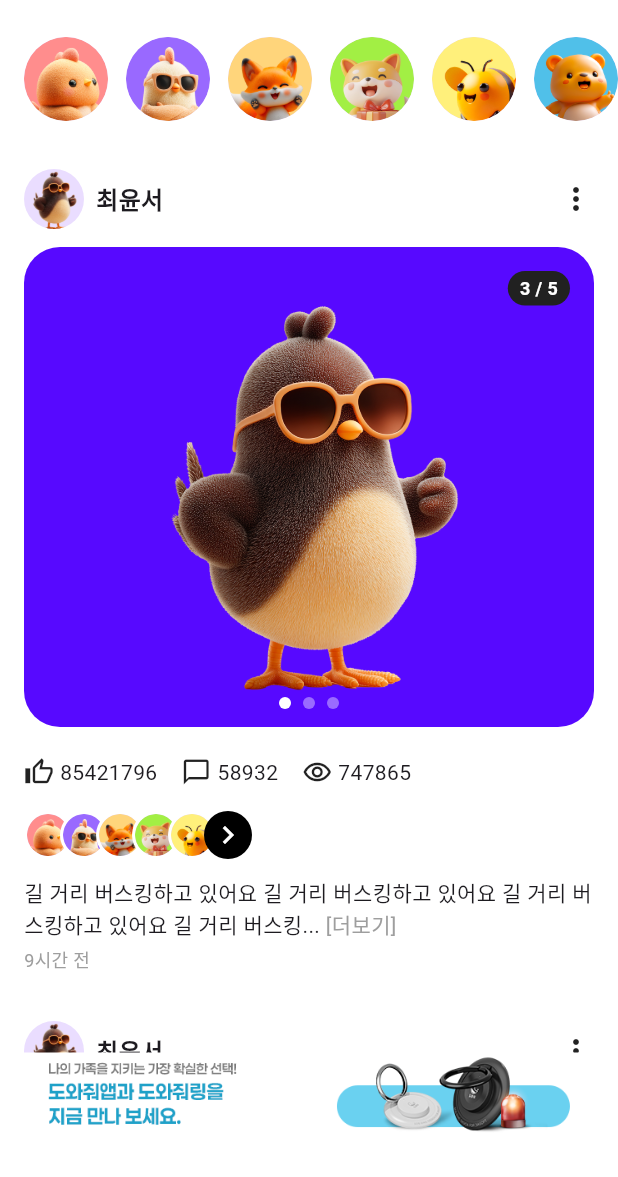
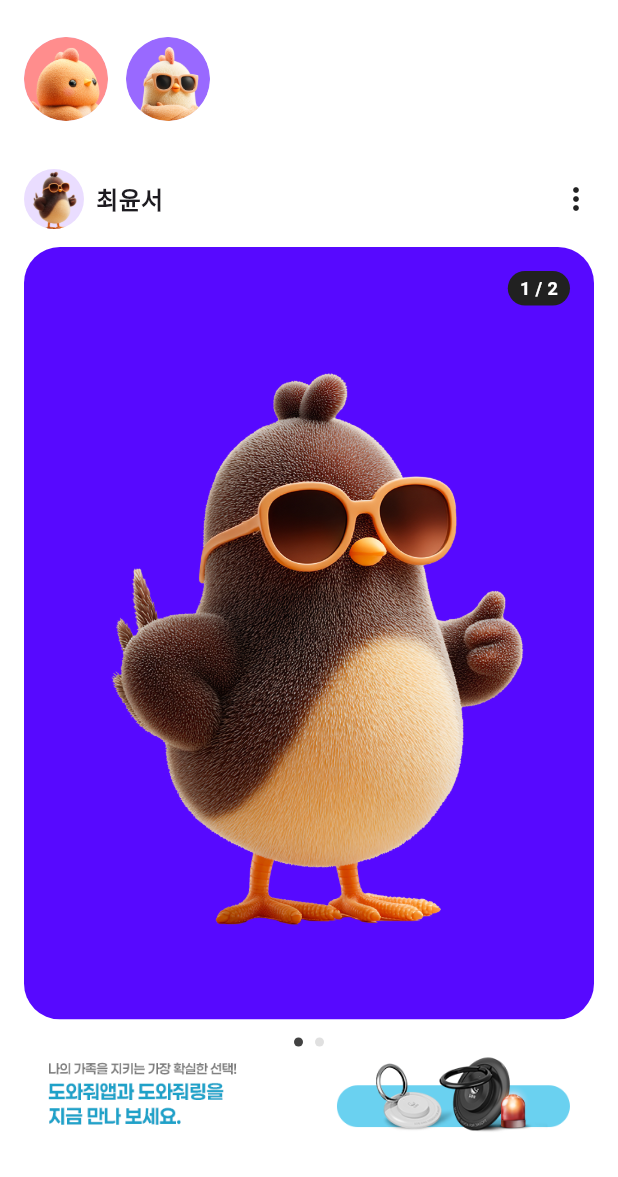
Before and after one commit to gyu-hyung/work, a Flutter app: the TeenStoryPage screen opened directly, on a phone screen of 412 x 824 dp, the part 59-1236 px from its top. Run offline on Flutter 3.47's test engine with Material 3 defaults, Android fonts, the phone set to English and light mode, and no system bars; our stand-ins replace equatable, flutter_bloc.

Commit message:
feat/refactoring

```diff
--- a/lib/src/ui/pages/teen_story/teen_story_page.dart
+++ b/lib/src/ui/pages/teen_story/teen_story_page.dart
@@ -36,14 +36,6 @@ Widget _buildStoryList() {
   final storyUsers = [
     {'name': '윤서', 'avatar': 'assets/icons/ic_marker1.png'},
     {'name': '민지', 'avatar': 'assets/icons/ic_marker2.png'},
-    {'name': '지훈', 'avatar': 'assets/icons/ic_marker3.png'},
-    {'name': '수연', 'avatar': 'assets/icons/ic_marker4.png'},
-    {'name': '하늘', 'avatar': 'assets/icons/ic_marker5.png'},
-    {'name': '도윤', 'avatar': 'assets/icons/ic_marker6.png'},
-    {'name': '도윤', 'avatar': 'assets/icons/ic_marker1.png'},
-    {'name': '도윤', 'avatar': 'assets/icons/ic_marker2.png'},
-    {'name': '도윤', 'avatar': 'assets/icons/ic_marker3.png'},
-    {'name': '도윤', 'avatar': 'assets/icons/ic_marker4.png'},
   ];
 
   return Padding(
--- a/lib/src/ui/pages/teen_story/widgets/feed_item.dart
+++ b/lib/src/ui/pages/teen_story/widgets/feed_item.dart
@@ -14,15 +14,11 @@ class _FeedItemState extends State<FeedItem> {
   final List<String> feedImages = [
     'assets/images/ic_darcy_avartar1.png',
     'assets/images/ic_darcy_avartar2.png',
-    'assets/images/ic_darcy_avartar1.png',
   ];
 
   final List<String> reactionAvatars = [
     'assets/icons/ic_marker1.png',
     'assets/icons/ic_marker2.png',
-    'assets/icons/ic_marker3.png',
-    'assets/icons/ic_marker4.png',
-    'assets/icons/ic_marker5.png',
   ];
 
   @override
@@ -30,15 +26,33 @@ class _FeedItemState extends State<FeedItem> {
     return Column(
       crossAxisAlignment: CrossAxisAlignment.start,
       children: [
-        // 프로필 헤더
-        const Padding(
+        buildHeader(),
+        const SizedBox(height: 12),
+        buildImageSlider(),
+        const SizedBox(height: 12),
+        buildPageIndicator(),
+        const SizedBox(height: 12),
+        buildStatsRow(),
+        const SizedBox(height: 8),
+        buildReactionsRow(),
+        const SizedBox(height: 8),
+        buildFeedText(),
+        const SizedBox(height: 4),
+        buildTimestamp(),
+        const SizedBox(height: 32),
+      ],
+    );
+  }
+
+  // 1. 프로필 헤더
+  Widget buildHeader() {
+    return const Padding(
       padding: EdgeInsets.symmetric(horizontal: 16),
       child: Row(
         children: [
           CircleAvatar(
             radius: 20,
-                backgroundImage:
-                    AssetImage('assets/images/ic_darcy_avartar1.png'),
+            backgroundImage: AssetImage('assets/images/ic_darcy_avartar1.png'),
           ),
           SizedBox(width: 8),
           Text(
@@ -49,16 +63,17 @@ class _FeedItemState extends State<FeedItem> {
           Icon(Icons.more_vert),
         ],
       ),
-        ),
-        const SizedBox(height: 12),
+    );
+  }
 
-        // 슬라이더 (보라색 배경 + 이미지)
-        Padding(
+  // 2. 슬라이더(이미지 + 3/5)
+  Widget buildImageSlider() {
+    return Padding(
       padding: const EdgeInsets.symmetric(horizontal: 16),
       child: ClipRRect(
         borderRadius: BorderRadius.circular(24),
         child: Container(
-              height: 320,
+          height: MediaQuery.of(context).size.width * 1.25,
           color: const Color(0XFF5709FF),
           child: Stack(
             alignment: Alignment.bottomCenter,
@@ -77,43 +92,22 @@ class _FeedItemState extends State<FeedItem> {
                   );
                 },
               ),
-                  // 도트 인디케이터
-                  Positioned(
-                    bottom: 12,
-                    child: Row(
-                      mainAxisAlignment: MainAxisAlignment.center,
-                      children: List.generate(feedImages.length, (index) {
-                        return Container(
-                          margin: const EdgeInsets.symmetric(horizontal: 4),
-                          width: 8,
-                          height: 8,
-                          decoration: BoxDecoration(
-                            color: _currentPage == index
-                                ? Colors.white
-                                : Colors.white.withOpacity(0.4),
-                            shape: BoxShape.circle,
-                          ),
-                        );
-                      }),
-                    ),
-                  ),
               // 3/5 표시
               Positioned(
                 top: 16,
                 right: 16,
                 child: Container(
-                      padding: const EdgeInsets.symmetric(
-                          horizontal: 8, vertical: 3),
+                  padding:
+                      const EdgeInsets.symmetric(horizontal: 8, vertical: 3),
                   decoration: const BoxDecoration(
                     color: Color(0XFF212121),
-                        borderRadius:
-                            BorderRadius.all(Radius.circular(16)), // 양옆 둥글게
+                    borderRadius: BorderRadius.all(Radius.circular(16)),
                   ),
-                      child: const Text(
-                        '3 / 5',
-                        style: TextStyle(
+                  child: Text(
+                    '${_currentPage + 1} / ${feedImages.length}',
+                    style: const TextStyle(
                       color: Colors.white,
-                          fontWeight: FontWeight.w700, // 더 굵게
+                      fontWeight: FontWeight.w700,
                       fontSize: 12,
                     ),
                   ),
@@ -123,11 +117,33 @@ class _FeedItemState extends State<FeedItem> {
           ),
         ),
       ),
+    );
+  }
+
+  // 3. 도트 페이지 인디케이터
+  Widget buildPageIndicator() {
+    return Center(
+      child: Row(
+        mainAxisAlignment: MainAxisAlignment.center,
+        children: List.generate(feedImages.length, (index) {
+          return Container(
+            margin: const EdgeInsets.symmetric(horizontal: 4),
+            width: 6,
+            height: 6,
+            decoration: BoxDecoration(
+              color:
+                  _currentPage == index ? Colors.grey[800] : Colors.grey[300],
+              shape: BoxShape.circle,
             ),
-        const SizedBox(height: 12),
+          );
+        }),
+      ),
+    );
+  }
 
-        // 좋아요/댓글/조회수
-        const Padding(
+  // 4. 좋아요/댓글/조회수
+  Widget buildStatsRow() {
+    return const Padding(
       padding: EdgeInsets.symmetric(horizontal: 16, vertical: 8),
       child: Row(
         children: [
@@ -144,12 +160,12 @@ class _FeedItemState extends State<FeedItem> {
           Text('747865'),
         ],
       ),
-        ),
+    );
+  }
 
-        const SizedBox(height: 8),
-
-        // 리액션 이미지들 (겹쳐진 원형 아바타)
-        Padding(
+  // 5. 리액션 원형 아바타
+  Widget buildReactionsRow() {
+    return Padding(
       padding: const EdgeInsets.symmetric(horizontal: 16),
       child: SizedBox(
         height: 36,
@@ -178,19 +194,18 @@ class _FeedItemState extends State<FeedItem> {
           ],
         ),
       ),
-        ),
+    );
+  }
 
-        const SizedBox(height: 8),
-
-        // 피드 텍스트
-        const Padding(
+  // 6. 피드 텍스트
+  Widget buildFeedText() {
+    return const Padding(
       padding: EdgeInsets.symmetric(horizontal: 16),
       child: Text.rich(
         TextSpan(
           children: [
             TextSpan(
-                  text:
-                      '길 거리 버스킹하고 있어요 길 거리 버스킹하고 있어요 길 거리 버스킹하고 있어요 길 거리 버스킹...',
+              text: '길 거리 버스킹하고 있어요 길 거리 버스킹하고 있어요 길 거리 버스킹하고 있어요 길 거리 버스킹...',
               style: TextStyle(fontSize: 14),
             ),
             TextSpan(
@@ -200,21 +215,17 @@ class _FeedItemState extends State<FeedItem> {
           ],
         ),
       ),
-        ),
+    );
+  }
 
-        const SizedBox(height: 4),
-
-        // 시간
-        const Padding(
+  // 7. 시간
+  Widget buildTimestamp() {
+    return const Padding(
       padding: EdgeInsets.symmetric(horizontal: 16),
       child: Text(
         '9시간 전',
         style: TextStyle(color: Colors.grey, fontSize: 12),
       ),
-        ),
-
-        const SizedBox(height: 32),
-      ],
     );
   }
 }
--- a/lib/src/ui/widgets/hiteen_logo_app_bar.dart
+++ b/lib/src/ui/widgets/hiteen_logo_app_bar.dart
@@ -7,6 +7,7 @@ class HiteenLogoAppBar extends StatelessWidget implements PreferredSizeWidget {
   Widget build(BuildContext context) {
     return AppBar(
       backgroundColor: Colors.white,
+      scrolledUnderElevation: 0,
       automaticallyImplyLeading: false,
       title: Image.asset(
         'assets/icons/hiteen_logo.png',
```
Lines whose indentation alone changed are shown as unchanged.
